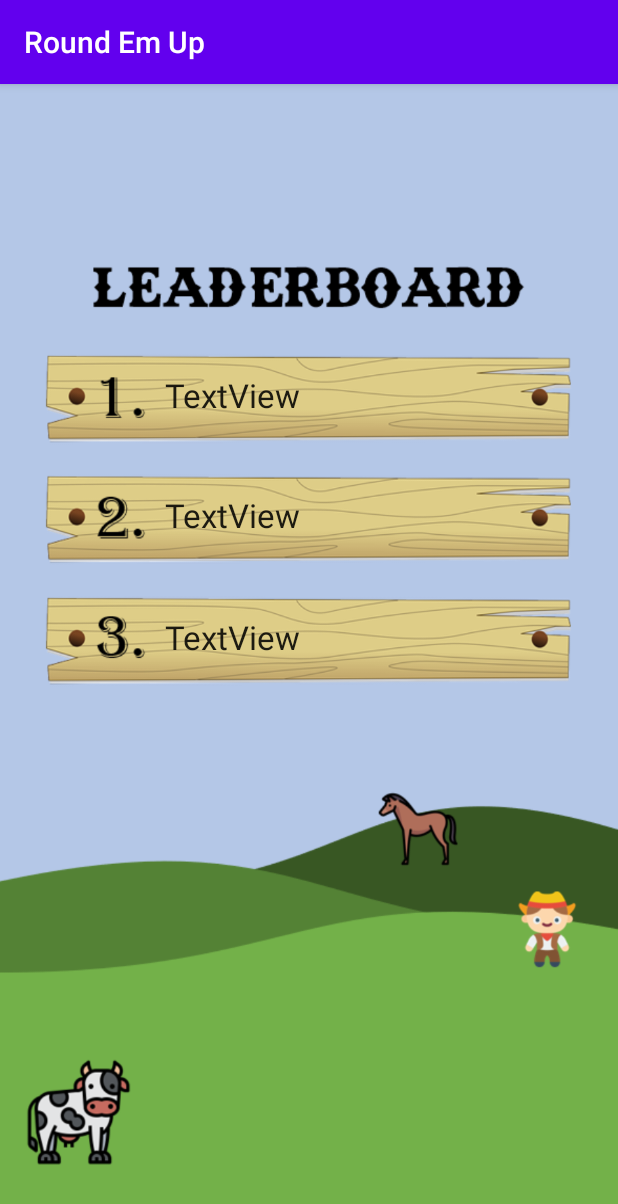
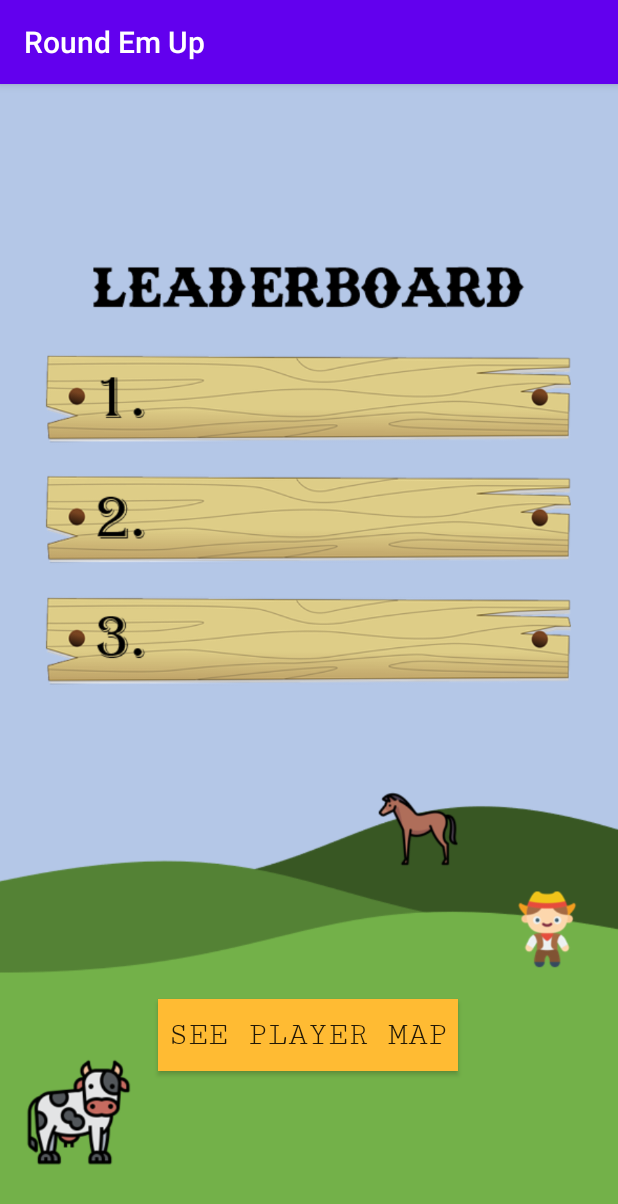
Before and after one commit to maddiemford/roundemup, an Android app: the LeaderboardActivity screen opened directly, with no data from a screen before it, on a phone screen of 412 x 824 dp. Shown: the top 1204 px of the screen. Run offline under Robolectric (Android 15) with nearby library versions, the light colour scheme and no system bars; our stand-ins replace Firebase (no records; nobody signed in at launch, a user with empty details on screens opened directly).

Commit message:
Add Leaderboard and map

```diff
--- a/app/build.gradle
+++ b/app/build.gradle
@@ -1,6 +1,7 @@
 apply plugin: 'com.android.application'
 apply plugin: 'kotlin-android'
 apply plugin: 'kotlin-android-extensions'
+apply plugin: 'com.google.gms.google-services'
 
 android {
     compileSdkVersion 29
@@ -26,11 +27,14 @@ android {
 }
 
 dependencies {
+    implementation 'com.google.firebase:firebase-database-ktx:19.3.1'
+    implementation 'com.google.firebase:firebase-analytics:17.2.2'
     implementation fileTree(dir: 'libs', include: ['*.jar'])
     implementation "org.jetbrains.kotlin:kotlin-stdlib-jdk7:$kotlin_version"
     implementation 'androidx.appcompat:appcompat:1.2.0'
     implementation 'androidx.core:core-ktx:1.3.1'
     implementation 'androidx.constraintlayout:constraintlayout:1.1.3'
+    implementation 'com.google.android.gms:play-services-maps:17.0.0'
     testImplementation 'junit:junit:4.12'
     androidTestImplementation 'androidx.test.ext:junit:1.1.1'
     androidTestImplementation 'androidx.test.espresso:espresso-core:3.2.0'
--- a/app/src/main/java/com/example/timefighter/roundemup/LeaderboardActivity.kt
+++ b/app/src/main/java/com/example/timefighter/roundemup/LeaderboardActivity.kt
@@ -1,12 +1,69 @@
 package com.example.timefighter.roundemup
 
+import android.content.Intent
 import androidx.appcompat.app.AppCompatActivity
 import android.os.Bundle
+import android.view.View
+import com.google.firebase.database.*
+import kotlinx.android.synthetic.main.activity_leaderboard.*
+import com.google.firebase.database.ktx.database
+import com.google.firebase.ktx.Firebase
 
 class LeaderboardActivity : AppCompatActivity() {
+
+    private lateinit var database: DatabaseReference
 
     override fun onCreate(savedInstanceState: Bundle?) {
         super.onCreate(savedInstanceState)
         setContentView(R.layout.activity_leaderboard)
+        database = Firebase.database.reference
+
+//        val player = Player(12, intent.extras?.get("Address").toString())
+//        database.child("players").child(intent.extras?.get("username").toString()).setValue(player)
+
+
+        val ref = Firebase.database.getReference("players")
+
+        ref.addValueEventListener(object : ValueEventListener {
+            override fun onDataChange(dataSnapshot: DataSnapshot) {
+                var players: LinkedHashMap<String?, Long?> = LinkedHashMap()
+                dataSnapshot.children.forEach {
+                    players.put(it.key, it.child("highScore").getValue() as Long)
+                }
+
+                val sorted : Map<String?, Long?> = players.toList()
+                    .sortedBy { (key, value) -> value }
+                    .toMap()
+
+                var i = 0
+                sorted.keys.forEach {
+                    if (i == sorted.size - 1) {
+                        textView.text = it + " (" + sorted.get(it) + ")"
+                    }
+                    if (i == sorted.size - 2) {
+                        textView2.text = it + " (" + sorted.get(it) + ")"
+                    }
+                    if (i == sorted.size - 3) {
+                        textView3.text = it + " (" + sorted.get(it) + ")"
+                    }
+                    i += 1
+                }
+            }
+
+            override fun onCancelled(databaseError: DatabaseError) {
+                println("The read failed: " + databaseError.code)
+            }
+        })
+    }
+
+    @IgnoreExtraProperties
+    data class Player(
+        var highScore: Int? = 0,
+        var address: String? = ""
+    )
+
+    fun launchMap(view: View?) {
+        val intent = Intent(this, MapsActivity::class.java)
+        startActivity(intent)
     }
 }
--- a/app/src/main/res/layout/activity_leaderboard.xml
+++ b/app/src/main/res/layout/activity_leaderboard.xml
@@ -9,40 +9,56 @@
 
     <TextView
         android:id="@+id/textView"
-        android:layout_width="wrap_content"
+        android:layout_width="0dp"
         android:layout_height="wrap_content"
-        android:text="TextView"
+        android:layout_marginStart="115dp"
+        android:text=""
         android:textAppearance="@style/TextAppearance.AppCompat.Large"
         app:layout_constraintBottom_toBottomOf="parent"
         app:layout_constraintEnd_toEndOf="parent"
-        app:layout_constraintHorizontal_bias="0.343"
         app:layout_constraintStart_toStartOf="parent"
         app:layout_constraintTop_toTopOf="parent"
-        app:layout_constraintVertical_bias="0.261" />
+        app:layout_constraintVertical_bias="0.263" />
 
     <TextView
         android:id="@+id/textView2"
-        android:layout_width="wrap_content"
+        android:layout_width="0dp"
         android:layout_height="wrap_content"
-        android:text="TextView"
+        android:layout_marginStart="115dp"
+        android:text=""
         android:textAppearance="@style/TextAppearance.AppCompat.Large"
         app:layout_constraintBottom_toBottomOf="parent"
         app:layout_constraintEnd_toEndOf="parent"
-        app:layout_constraintHorizontal_bias="0.343"
         app:layout_constraintStart_toStartOf="parent"
         app:layout_constraintTop_toTopOf="parent"
-        app:layout_constraintVertical_bias="0.369" />
+        app:layout_constraintVertical_bias="0.372" />
 
     <TextView
         android:id="@+id/textView3"
-        android:layout_width="wrap_content"
+        android:layout_width="0dp"
         android:layout_height="wrap_content"
-        android:text="TextView"
+        android:layout_marginStart="115dp"
+        android:text=""
         android:textAppearance="@style/TextAppearance.AppCompat.Large"
         app:layout_constraintBottom_toBottomOf="parent"
         app:layout_constraintEnd_toEndOf="parent"
-        app:layout_constraintHorizontal_bias="0.343"
         app:layout_constraintStart_toStartOf="parent"
         app:layout_constraintTop_toTopOf="parent"
         app:layout_constraintVertical_bias="0.479" />
+
+    <Button
+        android:id="@+id/button"
+        android:layout_width="200dp"
+        android:layout_height="wrap_content"
+        android:background="@android:color/holo_orange_light"
+        android:fontFamily="serif-monospace"
+        android:onClick="launchMap"
+        android:text="See Player Map"
+        android:textSize="22sp"
+        app:layout_constraintBottom_toBottomOf="parent"
+        app:layout_constraintEnd_toEndOf="parent"
+        app:layout_constraintHorizontal_bias="0.498"
+        app:layout_constraintStart_toStartOf="parent"
+        app:layout_constraintTop_toTopOf="parent"
+        app:layout_constraintVertical_bias="0.847" />
 </androidx.constraintlayout.widget.ConstraintLayout>
--- a/app/src/main/res/values/strings.xml
+++ b/app/src/main/res/values/strings.xml
@@ -1,3 +1,4 @@
 <resources>
     <string name="app_name">Round Em Up</string>
+    <string name="title_activity_maps">Round Em Up</string>
 </resources>
--- a/build.gradle
+++ b/build.gradle
@@ -10,7 +10,7 @@ buildscript {
     dependencies {
         classpath 'com.android.tools.build:gradle:3.6.3'
         classpath "org.jetbrains.kotlin:kotlin-gradle-plugin:$kotlin_version"
-
+        classpath 'com.google.gms:google-services:4.3.3'
         // NOTE: Do not place your application dependencies here; they belong
         // in the individual module build.gradle files
     }
```
Also changed, not shown: app/src/debug/res/values/google_maps_api.xml (added, +24 -0 lines), app/src/main/AndroidManifest.xml (+24 -1 lines), app/src/main/java/com/example/timefighter/roundemup/MapsActivity.kt (added, +85 -0 lines), app/src/main/res/layout/activity_maps.xml (added, +9 -0 lines), 2 other files.
